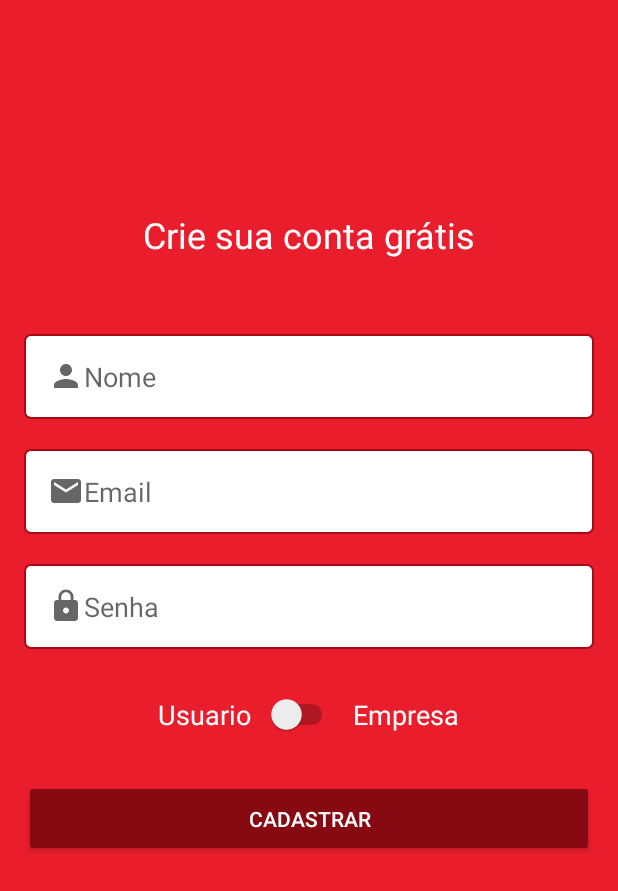
After one commit to fabnaka/Ifood, an Android app: the CadatroActivity screen opened directly, with no data from a screen before it, on a phone screen of 412 x 824 dp. The commit adds this screen. Shown: the top 891 px of the screen. Run offline under Robolectric (Android 15) with nearby library versions, the phone set to English and light mode, and no system bars; our stand-ins replace Firebase (no records; nobody signed in at launch, a user with empty details on screens opened directly).

Commit message:
Configuração interface cadastro

```diff
--- a/app/src/main/AndroidManifest.xml
+++ b/app/src/main/AndroidManifest.xml
@@ -9,7 +9,8 @@
         android:roundIcon="@mipmap/ic_launcher_round"
         android:supportsRtl="true"
         android:theme="@style/AppTheme">
-        <activity android:name=".activity.activity.HomeActivity"></activity>
+        <activity android:name=".activity.activity.CadatroActivity"></activity>
+        <activity android:name=".activity.activity.HomeActivity" />
         <activity android:name=".activity.activity.AutenticacaoActivity" />
         <activity android:name=".activity.activity.MainActivity">
             <intent-filter>
--- /dev/null
+++ b/app/src/main/java/com/example/ifood/activity/activity/CadatroActivity.java
@@ -0,0 +1,168 @@
+package com.example.ifood.activity.activity;
+
+import androidx.annotation.NonNull;
+import androidx.appcompat.app.AppCompatActivity;
+
+import android.os.Bundle;
+import android.view.View;
+import android.widget.Button;
+import android.widget.EditText;
+import android.widget.Switch;
+import android.widget.Toast;
+
+import com.example.ifood.R;
+import com.example.ifood.activity.helper.ConfiguracaoFirebase;
+import com.example.ifood.activity.model.Empresa;
+import com.example.ifood.activity.model.Usuario;
+import com.google.android.gms.tasks.OnCompleteListener;
+import com.google.android.gms.tasks.Task;
+import com.google.firebase.auth.AuthResult;
+import com.google.firebase.auth.FirebaseAuth;
+import com.google.firebase.auth.FirebaseAuthInvalidCredentialsException;
+import com.google.firebase.auth.FirebaseAuthUserCollisionException;
+import com.google.firebase.auth.FirebaseAuthWeakPasswordException;
+
+public class CadatroActivity extends AppCompatActivity {
+
+    private Button botaoCadastrar;
+    private EditText campoNome, campoEmail, campoSenha;
+    private Switch switchTipo;
+    private FirebaseAuth autenticacao;
+    private Usuario usuario;
+    private Empresa empresa;
+
+
+    @Override
+    protected void onCreate(Bundle savedInstanceState) {
+        super.onCreate(savedInstanceState);
+        setContentView(R.layout.activity_cadatro);
+        getSupportActionBar().hide();
+
+        iniciaComponentes();
+
+        autenticacao= ConfiguracaoFirebase.getFirebaseAutenticacao();
+
+        botaoCadastrar.setOnClickListener(new View.OnClickListener() {
+            @Override
+            public void onClick(View v) {
+                String nome = campoNome.getText().toString();
+                String email = campoEmail.getText().toString();
+                String senha = campoSenha.getText().toString();
+
+
+                if (!nome.isEmpty()){
+                    if (!email.isEmpty()){
+                        if (!senha.isEmpty()){
+
+                            if (switchTipo.isChecked()){   //caso o switch estiver em Usuario
+                                usuario=new Usuario();
+                                usuario.setNome(nome);
+                                usuario.setEmail(email);
+                                usuario.setSenha(senha);
+
+                                cadastrarUsuario();
+
+                            }
+                            else {                //caso o switch estiver em Empresa
+                                empresa=new Empresa();
+                                empresa.setNome(nome);
+                                empresa.setEmail(email);
+                                empresa.setSenha(senha);
+
+                                cadastrarEmpresa();
+                            }
+
+
+
+                        }
+                        else {
+                            Toast.makeText(CadatroActivity.this, "Favor preencher a senha", Toast.LENGTH_SHORT).show();
+                        }
+                    }
+                    else{
+                        Toast.makeText(CadatroActivity.this, "Favor preencher o email", Toast.LENGTH_SHORT).show();
+
+                    }
+                }
+                else{
+                    Toast.makeText(CadatroActivity.this, "Favor preencher o nome", Toast.LENGTH_SHORT).show();
+                }
+
+            }
+        });
+
+
+    }
+
+    public void cadastrarUsuario(){
+        autenticacao.createUserWithEmailAndPassword(usuario.getEmail(),usuario.getSenha()).addOnCompleteListener(new OnCompleteListener<AuthResult>() {
+            @Override
+            public void onComplete(@NonNull Task<AuthResult> task) {
+                if (task.isSuccessful()) { //caso o cadastro for sucedido
+                    Toast.makeText(CadatroActivity.this, "Cadastro realizado com sucesso", Toast.LENGTH_LONG).show();
+                }
+                else{ //caso ocorra um erro no cadastro
+                    String erroExcecao = "";
+
+                    try {
+                        throw task.getException();
+                    } catch (FirebaseAuthWeakPasswordException e){
+                        erroExcecao = "Digite uma senha mais forte!";
+                    } catch (FirebaseAuthInvalidCredentialsException e){
+                        erroExcecao = "Favor digitar um email válido";
+                    } catch (FirebaseAuthUserCollisionException e){
+                        erroExcecao = "O email já foi cadastroado";
+                    } catch (Exception e){
+                        erroExcecao = "ao cadastrar usuário: " + e.getMessage();
+                        e.printStackTrace();
+                    }
+
+                    Toast.makeText(CadatroActivity.this, "Erro: "+erroExcecao, Toast.LENGTH_SHORT).show();
+
+                }
+            }
+        });
+    }
+
+    public void cadastrarEmpresa(){
+        autenticacao.createUserWithEmailAndPassword(empresa.getEmail(),empresa.getSenha()).addOnCompleteListener(new OnCompleteListener<AuthResult>() {
+            @Override
+            public void onComplete(@NonNull Task<AuthResult> task) {
+                if (task.isSuccessful()) { //caso o cadastro for sucedido
+                    Toast.makeText(CadatroActivity.this, "Cadastro realizado com sucesso", Toast.LENGTH_LONG).show();
+                }
+                else{ //caso ocorra um erro no cadastro
+                    String erroExcecao = "";
+
+                    try {
+                        throw task.getException();
+                    } catch (FirebaseAuthWeakPasswordException e){
+                        erroExcecao = "Digite uma senha mais forte!";
+                    } catch (FirebaseAuthInvalidCredentialsException e){
+                        erroExcecao = "Favor digitar um email válido";
+                    } catch (FirebaseAuthUserCollisionException e){
+                        erroExcecao = "O email já foi cadastrado";
+                    } catch (Exception e){
+                        erroExcecao = "ao cadastrar empresa: " + e.getMessage();
+                        e.printStackTrace();
+                    }
+
+                    Toast.makeText(CadatroActivity.this, "Erro: "+erroExcecao, Toast.LENGTH_SHORT).show();
+
+                }
+            }
+        });
+    }
+
+
+
+
+
+    private void iniciaComponentes(){
+        botaoCadastrar=findViewById(R.id.buttonCadastrar);
+        campoNome=findViewById(R.id.editTextNome);
+        campoEmail=findViewById(R.id.editTextEmail);
+        campoSenha=findViewById(R.id.editTextSenha);
+        switchTipo=findViewById(R.id.switchTipo);
+    }
+}
--- a/app/src/main/java/com/example/ifood/activity/activity/MainActivity.java
+++ b/app/src/main/java/com/example/ifood/activity/activity/MainActivity.java
@@ -5,10 +5,13 @@ import androidx.appcompat.app.AppCompatActivity;
 import android.content.Intent;
 import android.os.Bundle;
 import android.os.Handler;
+import android.widget.Button;
+import android.widget.EditText;
 
 import com.example.ifood.R;
 
 public class MainActivity extends AppCompatActivity {
+
 
     @Override
     protected void onCreate(Bundle savedInstanceState) {
--- /dev/null
+++ b/app/src/main/res/drawable/ic_baseline_email_24.xml
@@ -0,0 +1,10 @@
+<vector xmlns:android="http://schemas.android.com/apk/res/android"
+    android:width="24dp"
+    android:height="24dp"
+    android:viewportWidth="24"
+    android:viewportHeight="24"
+    android:tint="?attr/colorControlNormal">
+  <path
+      android:fillColor="@android:color/white"
+      android:pathData="M20,4L4,4c-1.1,0 -1.99,0.9 -1.99,2L2,18c0,1.1 0.9,2 2,2h16c1.1,0 2,-0.9 2,-2L22,6c0,-1.1 -0.9,-2 -2,-2zM20,8l-8,5 -8,-5L4,6l8,5 8,-5v2z"/>
+</vector>
--- /dev/null
+++ b/app/src/main/res/drawable/ic_baseline_lock_24.xml
@@ -0,0 +1,10 @@
+<vector xmlns:android="http://schemas.android.com/apk/res/android"
+    android:width="24dp"
+    android:height="24dp"
+    android:viewportWidth="24"
+    android:viewportHeight="24"
+    android:tint="?attr/colorControlNormal">
+  <path
+      android:fillColor="@android:color/white"
+      android:pathData="M18,8h-1L17,6c0,-2.76 -2.24,-5 -5,-5S7,3.24 7,6v2L6,8c-1.1,0 -2,0.9 -2,2v10c0,1.1 0.9,2 2,2h12c1.1,0 2,-0.9 2,-2L20,10c0,-1.1 -0.9,-2 -2,-2zM12,17c-1.1,0 -2,-0.9 -2,-2s0.9,-2 2,-2 2,0.9 2,2 -0.9,2 -2,2zM15.1,8L8.9,8L8.9,6c0,-1.71 1.39,-3.1 3.1,-3.1 1.71,0 3.1,1.39 3.1,3.1v2z"/>
+</vector>
--- /dev/null
+++ b/app/src/main/res/drawable/ic_baseline_person_24.xml
@@ -0,0 +1,10 @@
+<vector xmlns:android="http://schemas.android.com/apk/res/android"
+    android:width="24dp"
+    android:height="24dp"
+    android:viewportWidth="24"
+    android:viewportHeight="24"
+    android:tint="?attr/colorControlNormal">
+  <path
+      android:fillColor="@android:color/white"
+      android:pathData="M12,12c2.21,0 4,-1.79 4,-4s-1.79,-4 -4,-4 -4,1.79 -4,4 1.79,4 4,4zM12,14c-2.67,0 -8,1.34 -8,4v2h16v-2c0,-2.66 -5.33,-4 -8,-4z"/>
+</vector>
--- /dev/null
+++ b/app/src/main/res/layout/activity_cadatro.xml
@@ -0,0 +1,104 @@
+<?xml version="1.0" encoding="utf-8"?>
+<LinearLayout xmlns:android="http://schemas.android.com/apk/res/android"
+    xmlns:app="http://schemas.android.com/apk/res-auto"
+    xmlns:tools="http://schemas.android.com/tools"
+    android:layout_width="match_parent"
+    android:layout_height="match_parent"
+    android:background="#EA1D2C"
+    android:orientation="vertical"
+    android:padding="16dp"
+    tools:context=".activity.activity.CadatroActivity">
+
+
+    <TextView
+        android:id="@+id/textView3"
+        android:layout_width="match_parent"
+        android:layout_height="wrap_content"
+        android:layout_marginTop="124dp"
+        android:gravity="center"
+        android:text="Crie sua conta grátis"
+        android:textColor="#FFFFFF"
+        android:textSize="24sp" />
+
+    <EditText
+        android:id="@+id/editTextNome"
+        android:layout_width="match_parent"
+        android:layout_height="wrap_content"
+        android:layout_marginTop="50dp"
+        android:background="@drawable/bg_edit_text"
+        android:drawableLeft="@drawable/ic_baseline_person_24"
+        android:ems="10"
+        android:hint="Nome"
+        android:inputType="text"
+        android:padding="16dp" />
+
+    <EditText
+        android:id="@+id/editTextEmail"
+        android:layout_width="match_parent"
+        android:layout_height="wrap_content"
+        android:layout_marginTop="20dp"
+        android:background="@drawable/bg_edit_text"
+        android:drawableLeft="@drawable/ic_baseline_email_24"
+        android:ems="10"
+        android:hint="Email"
+        android:inputType="textWebEmailAddress"
+        android:padding="16dp" />
+
+    <EditText
+        android:id="@+id/editTextSenha"
+        android:layout_width="match_parent"
+        android:layout_height="wrap_content"
+        android:layout_marginTop="20dp"
+        android:background="@drawable/bg_edit_text"
+        android:drawableLeft="@drawable/ic_baseline_lock_24"
+        android:ems="10"
+        android:hint="Senha"
+        android:inputType="textWebPassword"
+        android:padding="16dp" />
+
+    <LinearLayout
+        android:layout_width="match_parent"
+        android:layout_height="wrap_content"
+        android:layout_marginTop="30dp"
+        android:gravity="center"
+        android:orientation="horizontal">
+
+        <TextView
+            android:id="@+id/textView4"
+            android:layout_width="wrap_content"
+            android:layout_height="wrap_content"
+            android:layout_weight="1"
+            android:gravity="right"
+            android:text="Usuario"
+            android:textColor="#FFFFFF"
+            android:textSize="18sp" />
+
+        <Switch
+            android:id="@+id/switchTipo"
+            android:layout_width="wrap_content"
+            android:layout_height="wrap_content"
+            android:layout_marginLeft="10dp"
+            android:layout_marginRight="10dp"
+            android:textSize="14sp" />
+
+        <TextView
+            android:id="@+id/textView5"
+            android:layout_width="wrap_content"
+            android:layout_height="wrap_content"
+            android:layout_weight="1"
+            android:text="Empresa"
+            android:textColor="#FFFFFF"
+            android:textSize="18sp" />
+    </LinearLayout>
+
+    <Button
+        android:id="@+id/buttonCadastrar"
+        android:layout_width="match_parent"
+        android:layout_height="wrap_content"
+        android:layout_marginTop="30dp"
+        android:padding="16dp"
+        android:text="Cadastrar"
+        android:textColorLink="#FFFFFF"
+        android:theme="@style/botao" />
+
+</LinearLayout>
```
Also changed, not shown: app/src/main/java/com/example/ifood/activity/activity/AutenticacaoActivity.java (+16 -44 lines), app/src/main/java/com/example/ifood/activity/model/Empresa.java (added, +35 -0 lines), app/src/main/java/com/example/ifood/activity/model/Usuario.java (added, +35 -0 lines), app/src/main/res/layout/activity_autenticacao.xml (+17 -32 lines).
